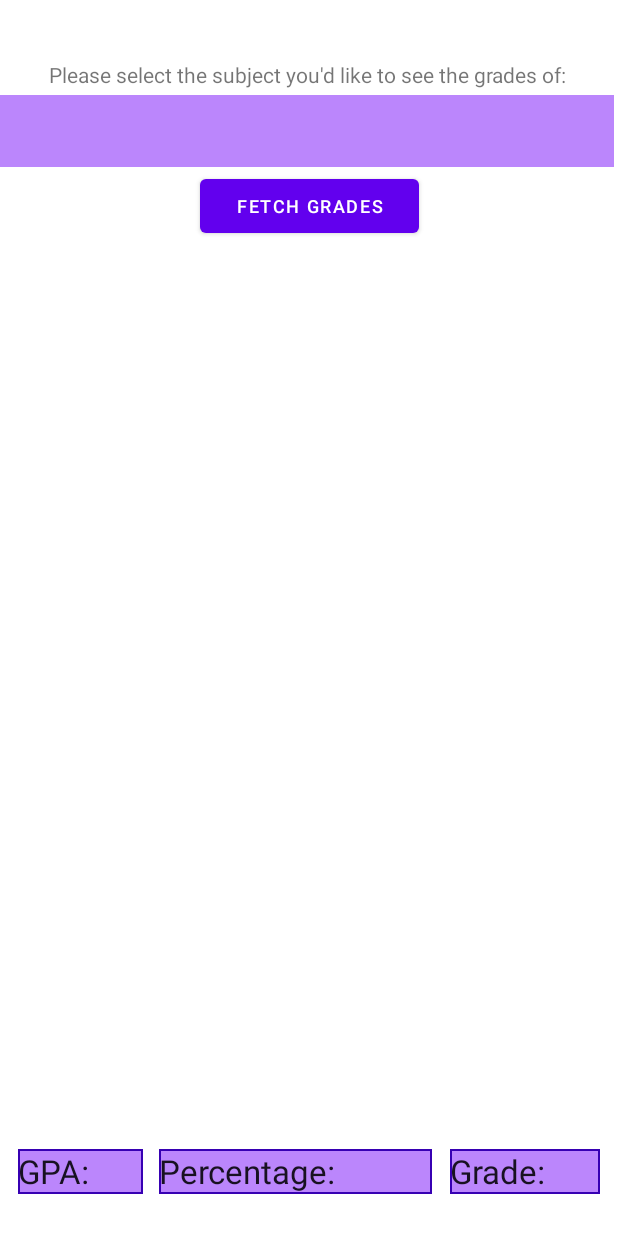
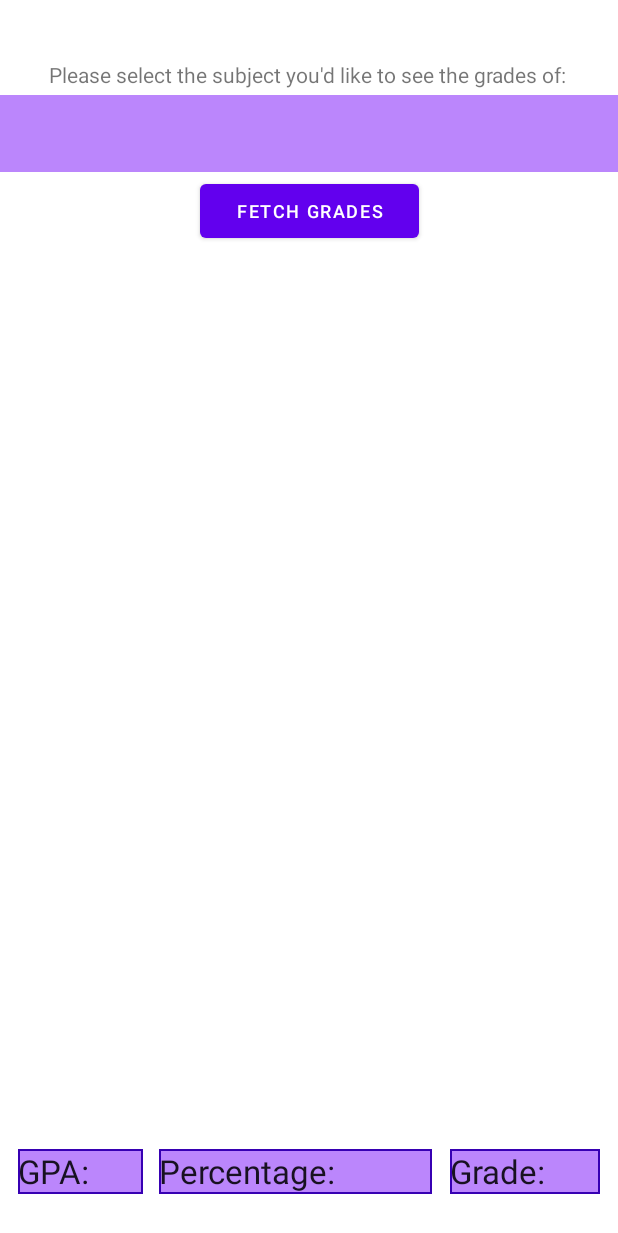
Before and after one commit to edisnord/CIT_UMS_Mobile, an Android app: the GradesActivity screen opened directly, with no data from a screen before it, on a phone screen of 412 x 824 dp. Shown: the top 1233 px of the screen. Run offline under Robolectric (Android 15) with nearby library versions, the phone set to English and light mode, and no system bars.

```diff
--- a/app/src/main/res/layout/activity_grades.xml
+++ b/app/src/main/res/layout/activity_grades.xml
@@ -8,15 +8,15 @@
 
     <Spinner
         android:id="@+id/spinner"
-        android:layout_width="409dp"
-        android:layout_height="wrap_content"
+        android:layout_width="413dp"
+        android:layout_height="51dp"
         android:layout_marginTop="4dp"
         android:background="@color/purple_200"
         android:dropDownSelector="@drawable/cell_rows"
         android:minHeight="48dp"
         android:textColor="#FFFFFF"
         app:layout_constraintEnd_toEndOf="parent"
-        app:layout_constraintHorizontal_bias="0.0"
+        app:layout_constraintHorizontal_bias="1.0"
         app:layout_constraintStart_toStartOf="parent"
         app:layout_constraintTop_toBottomOf="@+id/textView2" />
 
```
